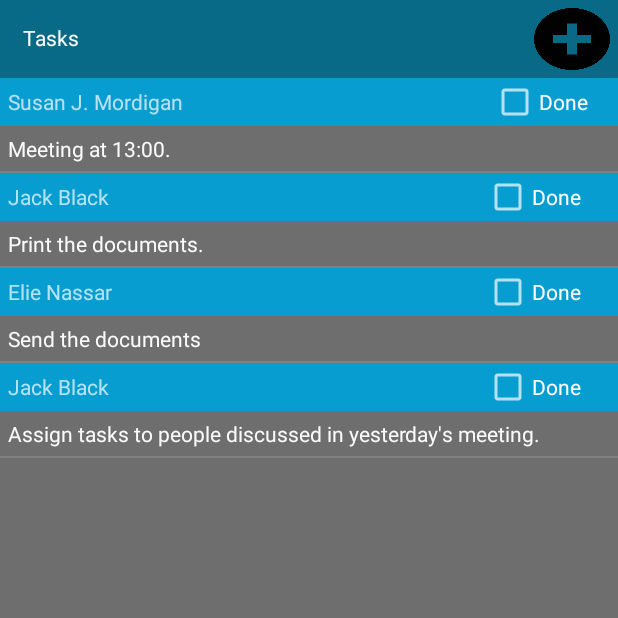
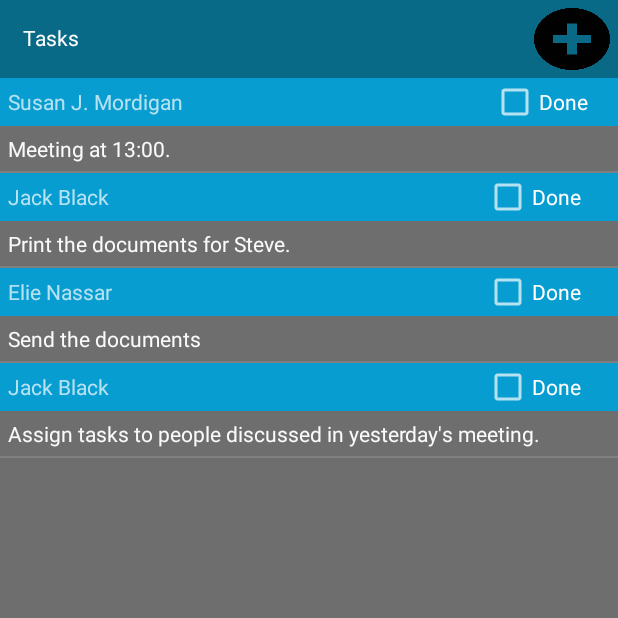
Before and after one commit to Blink184/TreeCommunicationProject, an Android app: the fragment TaskFragment placed in its activity, on a phone screen of 412 x 824 dp, the top half of it. Run offline under Robolectric (Android 15) with nearby library versions, the phone set to English and light mode, and no system bars; libraries missing offline, so code that uses them is left out: com.joooonho; 4 statements that could not run were skipped.

```diff
--- a/app/src/main/java/com/blink/treecommunicationproject/Activities/Fragments/TaskFragment.java
+++ b/app/src/main/java/com/blink/treecommunicationproject/Activities/Fragments/TaskFragment.java
@@ -33,7 +33,7 @@ public class TaskFragment extends Fragment {
         rootView = inflater.inflate(R.layout.fragment_task, container, false);
 
         tasks.add(new Task(0, Global.user, new Employee(0, "Susan", "J. Mordigan", "03555666", Employee.EmployeeType.Advisor), new Date(), "Meeting at 13:00."));
-        tasks.add(new Task(1, Global.user, new Employee(0, "Jack", "Black", "78959565", Employee.EmployeeType.Responsible), new Date(), "Print the documents."));
+        tasks.add(new Task(1, Global.user, new Employee(0, "Jack", "Black", "78959565", Employee.EmployeeType.Responsible), new Date(), "Print the documents for Steve."));
         tasks.add(new Task(2, Global.user, new Employee(0, "Elie", "Nassar", "70112547", Employee.EmployeeType.Responsible), new Date(), "Send the documents"));
         tasks.add(new Task(3, Global.user, new Employee(0, "Jack", "Black", "81235689", Employee.EmployeeType.Director), new Date(), "Assign tasks to people discussed in yesterday's meeting."));
 
@@ -47,10 +47,7 @@ public class TaskFragment extends Fragment {
 
         TaskFragmentListItemAdapter adapter = new TaskFragmentListItemAdapter(getActivity(), tasks);
         listOfTasks.setAdapter(adapter);
-//        grid = (GridView) rootView.findViewById(R.id.grid);
-//
-//        HomeFragmentGridItemAdapter adapter = new HomeFragmentGridItemAdapter(getActivity(), ppl, imageId);
-//        grid.setAdapter(adapter);
+
 //        grid.setOnItemClickListener(new AdapterView.OnItemClickListener() {
 //
 //            @Override
```
